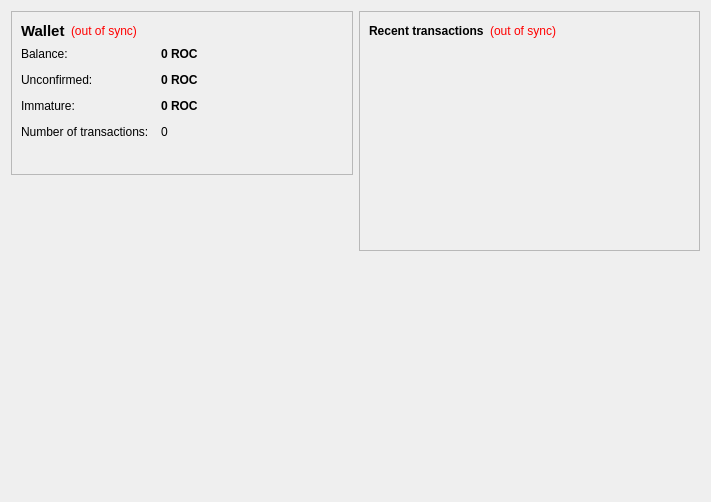
Above: src/qt/forms/overviewpage.ui from RedOakCoin/RedOakTestNet before the change. Below: the same form after it.
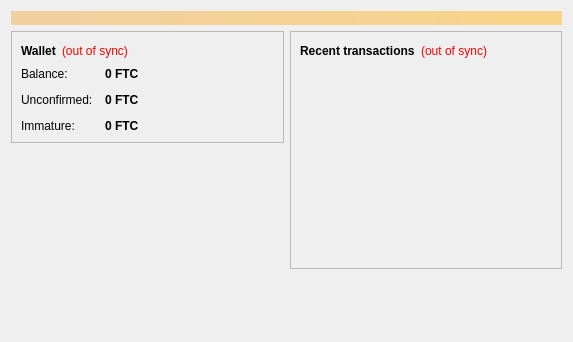
That is the form after the change. Icons and pictures are not drawn.

Diff of the .ui file:
```diff
--- a/src/qt/forms/overviewpage.ui
+++ b/src/qt/forms/overviewpage.ui
@@ -6,13 +6,31 @@
    <rect>
     <x>0</x>
     <y>0</y>
-    <width>711</width>
-    <height>502</height>
+    <width>573</width>
+    <height>342</height>
    </rect>
   </property>
   <property name="windowTitle">
    <string>Form</string>
   </property>
+  <layout class="QVBoxLayout" name="topLayout">
+   <item>
+    <widget class="QLabel" name="labelAlerts">
+     <property name="visible">
+      <bool>false</bool>
+     </property>
+     <property name="styleSheet">
+      <string notr="true">background-color: qlineargradient(x1: 0, y1: 0, x2: 1, y2: 0, stop:0 #F0D0A0, stop:1 #F8D488); color:#000000;</string>
+     </property>
+     <property name="wordWrap">
+      <bool>true</bool>
+     </property>
+     <property name="margin">
+      <number>3</number>
+     </property>
+    </widget>
+   </item>
+   <item>
   <layout class="QHBoxLayout" name="horizontalLayout" stretch="1,1">
    <item>
     <layout class="QVBoxLayout" name="verticalLayout_2">
@@ -31,7 +49,6 @@
            <widget class="QLabel" name="label_5">
             <property name="font">
              <font>
-              <pointsize>11</pointsize>
               <weight>75</weight>
               <bold>true</bold>
              </font>
@@ -44,7 +61,7 @@
           <item>
            <widget class="QLabel" name="labelWalletStatus">
             <property name="toolTip">
-             <string>The displayed information may be out of date. Your wallet automatically synchronizes with the SmallChange network after a connection is established, but this process has not completed yet.</string>
+               <string>The displayed information may be out of date. Your wallet automatically synchronizes with the redoakcoin network after a connection is established, but this process has not completed yet.</string>
             </property>
             <property name="styleSheet">
              <string notr="true">QLabel { color: red; }</string>
@@ -105,7 +122,7 @@
              <string>Your current balance</string>
             </property>
             <property name="text">
-             <string notr="true">0 ROC</string>
+               <string notr="true">0 FTC</string>
             </property>
             <property name="textInteractionFlags">
              <set>Qt::LinksAccessibleByMouse|Qt::TextSelectableByKeyboard|Qt::TextSelectableByMouse</set>
@@ -134,7 +151,7 @@
              <string>Total of transactions that have yet to be confirmed, and do not yet count toward the current balance</string>
             </property>
             <property name="text">
-             <string notr="true">0 ROC</string>
+               <string notr="true">0 FTC</string>
             </property>
             <property name="textInteractionFlags">
              <set>Qt::LinksAccessibleByMouse|Qt::TextSelectableByKeyboard|Qt::TextSelectableByMouse</set>
@@ -160,40 +177,13 @@
              <string>Mined balance that has not yet matured</string>
             </property>
             <property name="text">
-             <string notr="true">0 ROC</string>
+               <string notr="true">0 FTC</string>
             </property>
             <property name="textInteractionFlags">
              <set>Qt::LinksAccessibleByMouse|Qt::TextSelectableByKeyboard|Qt::TextSelectableByMouse</set>
             </property>
            </widget>
           </item>
-          <item row="4" column="0">
-           <widget class="QLabel" name="label_2">
-            <property name="text">
-             <string>Number of transactions:</string>
-            </property>
-           </widget>
-          </item>
-          <item row="4" column="1">
-           <widget class="QLabel" name="labelNumTransactions">
-            <property name="toolTip">
-             <string>Total number of transactions in wallet</string>
-            </property>
-            <property name="text">
-             <string notr="true">0</string>
-            </property>
-           </widget>
-          </item>
-          <item row="5" column="0">
-           <widget class="QLabel" name="label_6">
-            <property name="text">
-             <string/>
-            </property>
-            <property name="pixmap">
-             <pixmap>../res/icons/bitcoin.png</pixmap>
-            </property>
-           </widget>
-          </item>
          </layout>
         </item>
        </layout>
@@ -237,7 +227,7 @@
           <item>
            <widget class="QLabel" name="labelTransactionsStatus">
             <property name="toolTip">
-             <string>The displayed information may be out of date. Your wallet automatically synchronizes with the SmallChange network after a connection is established, but this process has not completed yet.</string>
+               <string>The displayed information may be out of date. Your wallet automatically synchronizes with the redoakcoin network after a connection is established, but this process has not completed yet.</string>
             </property>
             <property name="styleSheet">
              <string notr="true">QLabel { color: red; }</string>
@@ -299,6 +289,8 @@
         </size>
        </property>
       </spacer>
+       </item>
+      </layout>
      </item>
     </layout>
    </item>
```
Lines whose indentation alone changed are shown as unchanged.
